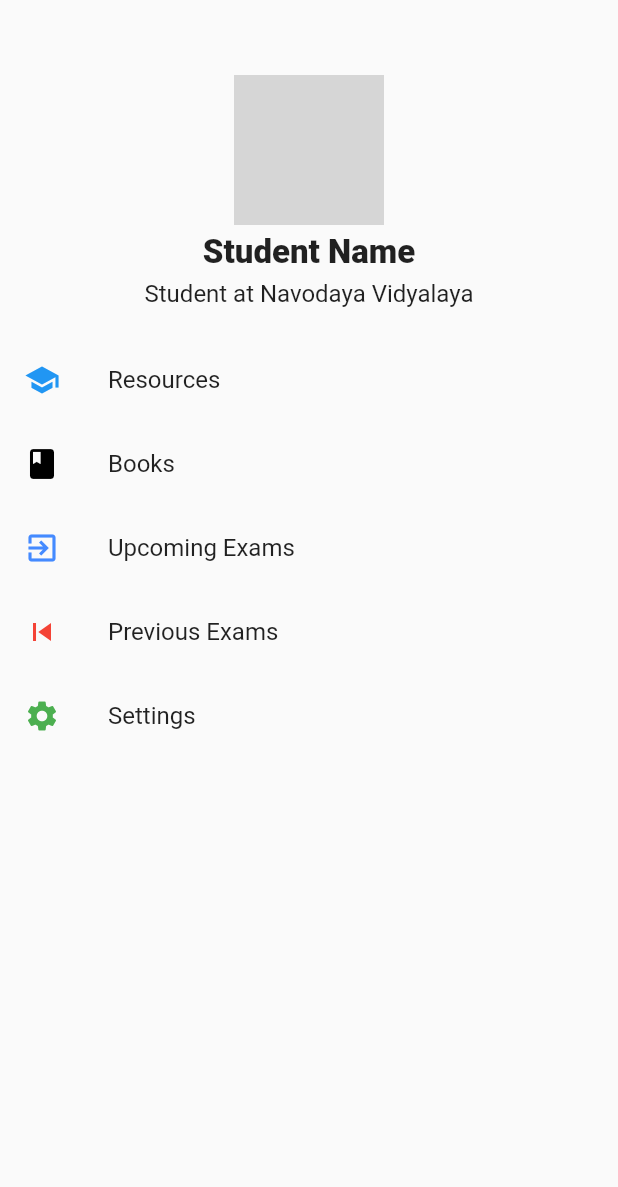
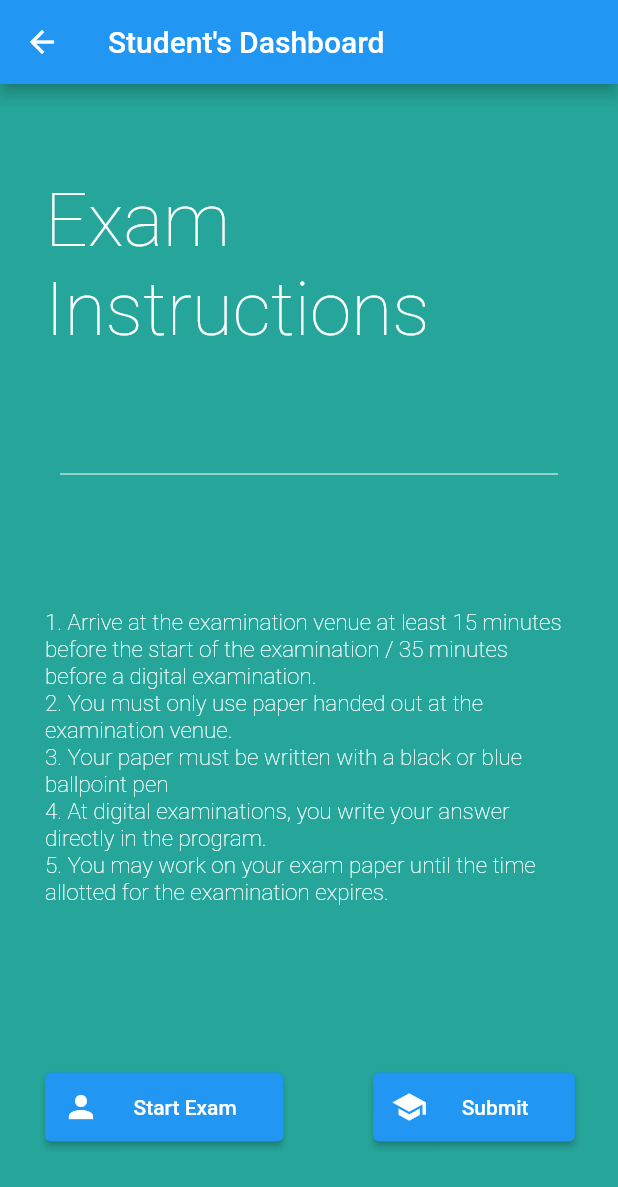
Before and after one commit to VRedBull/PBL-exam-portal-flutter-, a Flutter app: the StudentMainDrawer widget shown alone on an empty page, opened directly, after a tap on "Upcoming Exams", on a phone screen of 412 x 824 dp. Shown: the top 1187 px of the screen. Run offline on Flutter 3.47's test engine with Material 2 defaults, Android fonts, the phone set to English and light mode, and no system bars; network calls fail; grey boxes are pictures that could not be loaded.

Commit message:
added student exam page

```diff
--- a/lib/main.dart
+++ b/lib/main.dart
@@ -1,4 +1,5 @@
 import 'package:exam_portal/screens/class_page.dart';
+import 'package:exam_portal/screens/student_exam_page.dart';
 import 'package:exam_portal/screens/student_page.dart';
 import 'package:exam_portal/screens/teacher_page.dart';
 import 'package:flutter/material.dart';
@@ -18,11 +19,12 @@ class MyApp extends StatelessWidget {
         primarySwatch: Colors.blue,
         visualDensity: VisualDensity.adaptivePlatformDensity,
       ),
-      home: TeacherPage(),
+      home: Home(),
       routes: {
         '/StudentPage':(context)=>StudentPage(),
         '/TeacherPage':(context)=>TeacherPage(),
-        '/ClassPage': (context)=>ClassPage()
+        '/ClassPage': (context)=>ClassPage(),
+        '/StudentExamPage':(context)=>StudentExamPage()
       },
       debugShowCheckedModeBanner: false,
     );
--- /dev/null
+++ b/lib/screens/student_exam_page.dart
@@ -0,0 +1,49 @@
+import 'package:flutter/material.dart';
+
+class StudentExamPage extends StatelessWidget {
+  @override
+  Widget build(BuildContext context) {
+    return Scaffold(
+      appBar: AppBar(title: Text('Student\'s Dashboard'),),
+      backgroundColor: Colors.teal[400],
+      body: Center(
+          child: Column(
+            mainAxisAlignment: MainAxisAlignment.center,
+            crossAxisAlignment: CrossAxisAlignment.start,
+            children: [
+              Padding(
+                padding: const EdgeInsets.all(30.0),
+                child: Text('Exam Instructions', style: TextStyle(fontSize: 50, fontWeight: FontWeight.w100, color: Colors.white),),
+              ),
+              Divider(height: 100,indent: 40,endIndent: 40,color: Colors.white,),
+              SizedBox(height: 10,),
+              Padding(
+                padding: const EdgeInsets.all(30.0),
+                child: Text('1. Arrive at the examination venue at least 15 minutes before the start of the examination / 35 minutes before a digital examination.\n2. You must only use paper handed out at the examination venue.\n3. Your paper must be written with a black or blue ballpoint pen\n4. At digital examinations, you write your answer directly in the program.\n5. You may work on your exam paper until the time allotted for the examination expires.', style: TextStyle(fontSize: 15, fontWeight: FontWeight.w100, color: Colors.white),),
+              ),
+              SizedBox(height: 50,),
+              Row(
+                children: [
+                  Padding(
+                    padding: const EdgeInsets.all(30.0),
+                    child: ElevatedButton.icon(onPressed: (){}, icon: Icon(Icons.person), label: Padding(
+                      padding: const EdgeInsets.all(15.0),
+                      child: Text('Start Exam'),
+                    )),
+                  ),
+                  Padding(
+                    padding: const EdgeInsets.all(30.0),
+                    child: ElevatedButton.icon(onPressed: (){}, icon: Icon(Icons.school), label: Padding(
+                      padding: const EdgeInsets.all(15.0),
+                      child: Text('Submit'),
+                    )),
+                  ),
+                ],
+              ),
+              // SizedBox(height: 20,),
+
+            ],
+          ) ),
+    );
+  }
+}
--- a/lib/screens/student_main_drawer.dart
+++ b/lib/screens/student_main_drawer.dart
@@ -71,7 +71,7 @@ class StudentMainDrawer extends StatelessWidget {
 
       ListTile(
         onTap: () {
-
+          Navigator.pushNamed(context, '/StudentExamPage');
         },
         leading: Icon(
           Icons.exit_to_app,
```
Also changed, not shown: lib/screens/student_page.dart (+7 -7 lines).
